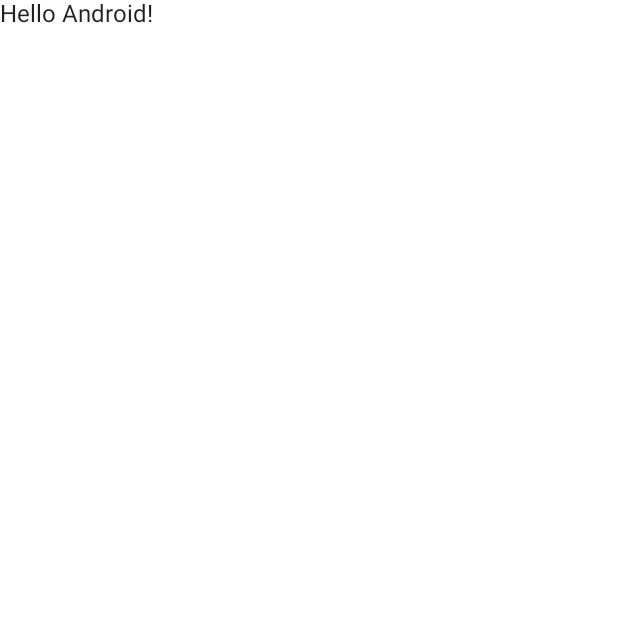
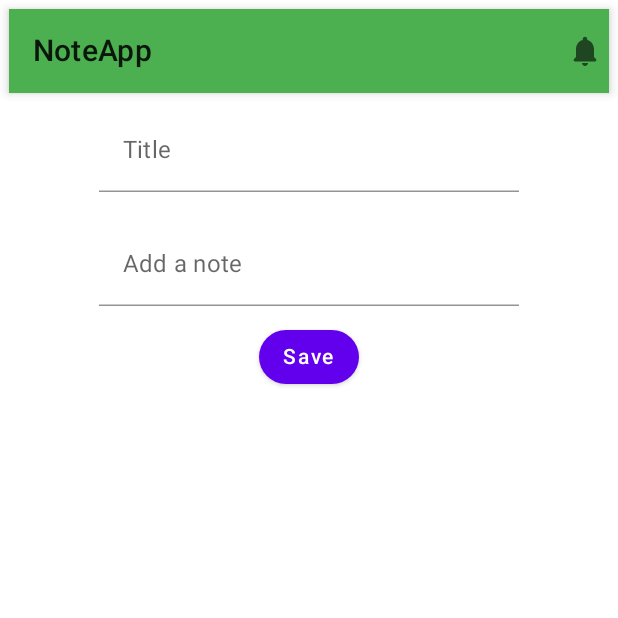
Before and after one commit to biduzilla/kotlin-compose, an Android app built with Jetpack Compose: the screen it shows after launch (MainActivity), on a phone screen of 412 x 824 dp, the top half of it. Before the commit the part shown is almost empty. Run offline under Robolectric (Android 15) with nearby library versions, the phone set to English and light mode, and no system bars.

Commit message:
note data

```diff
--- a/noteapp/app/src/main/java/com/example/noteapp/MainActivity.kt
+++ b/noteapp/app/src/main/java/com/example/noteapp/MainActivity.kt
@@ -10,6 +10,7 @@ import androidx.compose.material.Text
 import androidx.compose.runtime.Composable
 import androidx.compose.ui.Modifier
 import androidx.compose.ui.tooling.preview.Preview
+import com.example.noteapp.screen.NoteScreen
 import com.example.noteapp.ui.theme.NoteAppTheme
 
 class MainActivity : ComponentActivity() {
@@ -22,22 +23,18 @@ class MainActivity : ComponentActivity() {
                     modifier = Modifier.fillMaxSize(),
                     color = MaterialTheme.colors.background
                 ) {
-                    Greeting("Android")
+                    NoteScreen(notes = emptyList(), onAddNote = {}, onRemoteNote = {})
                 }
             }
         }
     }
 }
 
-@Composable
-fun Greeting(name: String) {
-    Text(text = "Hello $name!")
-}
 
 @Preview(showBackground = true)
 @Composable
 fun DefaultPreview() {
     NoteAppTheme {
-        Greeting("Android")
+
     }
 }
--- /dev/null
+++ b/noteapp/app/src/main/java/com/example/noteapp/components/NoteComponents.kt
@@ -0,0 +1,60 @@
+package com.example.noteapp.components
+
+import androidx.compose.foundation.shape.CircleShape
+import androidx.compose.foundation.text.KeyboardActions
+import androidx.compose.foundation.text.KeyboardOptions
+import androidx.compose.material.Button
+import androidx.compose.material.Text
+import androidx.compose.material.TextField
+import androidx.compose.material.TextFieldDefaults
+import androidx.compose.runtime.Composable
+import androidx.compose.ui.ExperimentalComposeUiApi
+import androidx.compose.ui.Modifier
+import androidx.compose.ui.graphics.Color
+import androidx.compose.ui.platform.LocalSoftwareKeyboardController
+import androidx.compose.ui.text.input.ImeAction
+import kotlin.math.max
+
+@OptIn(ExperimentalComposeUiApi::class)
+@Composable
+fun NoteInputText(
+    modifier: Modifier = Modifier,
+    text: String,
+    label: String,
+    maxLine: Int = 1,
+    onTextChange: (String) -> Unit,
+    onImeAction: () -> Unit = {}
+) {
+    val keyboardController = LocalSoftwareKeyboardController.current
+
+    TextField(
+        value = text,
+        onValueChange = onTextChange,
+        colors = TextFieldDefaults.textFieldColors(
+            backgroundColor = Color.Transparent
+        ),
+        maxLines = maxLine,
+        label = { Text(text = label) },
+        keyboardOptions = KeyboardOptions.Default.copy(
+            imeAction = ImeAction.Done
+        ),
+        keyboardActions = KeyboardActions(onDone = {
+            onImeAction()
+            keyboardController?.hide()
+
+        }),
+        modifier = modifier
+    )
+}
+
+@Composable
+fun NoteButton(
+    modifier: Modifier = Modifier,
+    text: String,
+    onClick: () -> Unit,
+    enabled: Boolean = true
+) {
+    Button(onClick = onClick, shape = CircleShape, enabled = enabled, modifier = modifier) {
+        Text(text = text)
+    }
+}
--- /dev/null
+++ b/noteapp/app/src/main/java/com/example/noteapp/screen/NoteScreen.kt
@@ -0,0 +1,81 @@
+package com.example.noteapp.screen
+
+import androidx.compose.foundation.layout.Column
+import androidx.compose.foundation.layout.fillMaxWidth
+import androidx.compose.foundation.layout.padding
+import androidx.compose.material.Icon
+import androidx.compose.material.Scaffold
+import androidx.compose.material.Text
+import androidx.compose.material.TopAppBar
+import androidx.compose.material.icons.Icons
+import androidx.compose.material.icons.rounded.Notifications
+import androidx.compose.runtime.*
+import androidx.compose.ui.Alignment
+import androidx.compose.ui.Modifier
+import androidx.compose.ui.graphics.Color
+import androidx.compose.ui.res.stringResource
+import androidx.compose.ui.tooling.preview.Preview
+import androidx.compose.ui.unit.dp
+import com.example.noteapp.R
+import com.example.noteapp.components.NoteButton
+import com.example.noteapp.components.NoteInputText
+import com.example.noteapp.model.Note
+import kotlin.contracts.contract
+
+@Composable
+fun NoteScreen(notes: List<Note>, onAddNote: (Note) -> Unit, onRemoteNote: (Note) -> Unit) {
+
+    var title by remember {
+        mutableStateOf("")
+    }
+
+    var description by remember {
+        mutableStateOf("")
+    }
+
+    Column(modifier = Modifier.padding(6.dp)) {
+        TopAppBar(title = {
+            Text(text = stringResource(id = R.string.app_name))
+        }, actions = {
+            Icon(
+                imageVector = Icons.Rounded.Notifications,
+                contentDescription = "icon notification"
+            )
+        }, backgroundColor = Color(0xFF4CAF50))
+        Column(
+            modifier = Modifier.fillMaxWidth(),
+            horizontalAlignment = Alignment.CenterHorizontally
+        ) {
+            NoteInputText(
+                modifier = Modifier.padding(vertical = 10.dp),
+                text = title,
+                label = "Title",
+                onTextChange = {
+                    if (it.all { char ->
+                            char.isLetter() || char.isWhitespace()
+                        }) title = it
+                })
+            NoteInputText(
+                modifier = Modifier.padding(vertical = 10.dp),
+                text = description,
+                label = "Add a note",
+                onTextChange = {
+                    if (it.all { char ->
+                            char.isLetter() || char.isWhitespace()
+                        }) description = it
+                })
+            NoteButton(text = "Save", onClick = {
+                if (title.isNotEmpty() && description.isNotEmpty()) {
+                    title = ""
+                    description = ""
+                }
+            })
+        }
+    }
+}
+
+@Preview(showBackground = true)
+@Composable
+fun NoteScreenPreview() {
+    NoteScreen(notes = emptyList(), onAddNote = {}, onRemoteNote = {})
+}
```
Also changed, not shown: noteapp/app/src/main/java/com/example/noteapp/data/NoteDataSource.kt (added, +26 -0 lines), noteapp/app/src/main/java/com/example/noteapp/model/Note.kt (added, +13 -0 lines).
